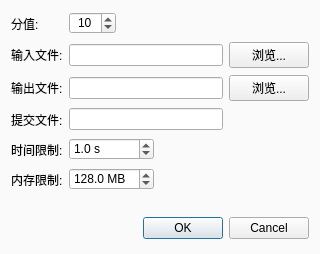
sxyzccr/CCR-Plus, file src/configure/testcase/addtestcasedialog.ui: the form before one commit.
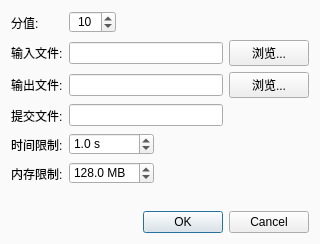
The form after the commit.

```diff
--- a/src/configure/testcase/addtestcasedialog.ui
+++ b/src/configure/testcase/addtestcasedialog.ui
@@ -2,14 +2,6 @@
 <ui version="4.0">
  <class>AddTestCaseDialog</class>
  <widget class="QDialog" name="AddTestCaseDialog">
-  <property name="geometry">
-   <rect>
-    <x>0</x>
-    <y>0</y>
-    <width>320</width>
-    <height>254</height>
-   </rect>
-  </property>
   <property name="sizePolicy">
    <sizepolicy hsizetype="Preferred" vsizetype="Preferred">
     <horstretch>0</horstretch>
@@ -306,18 +298,6 @@
        <verstretch>0</verstretch>
       </sizepolicy>
      </property>
-     <property name="minimumSize">
-      <size>
-       <width>0</width>
-       <height>12</height>
-      </size>
-     </property>
-     <property name="maximumSize">
-      <size>
-       <width>16777215</width>
-       <height>12</height>
-      </size>
-     </property>
      <property name="styleSheet">
       <string notr="true">color:red;</string>
      </property>
```
